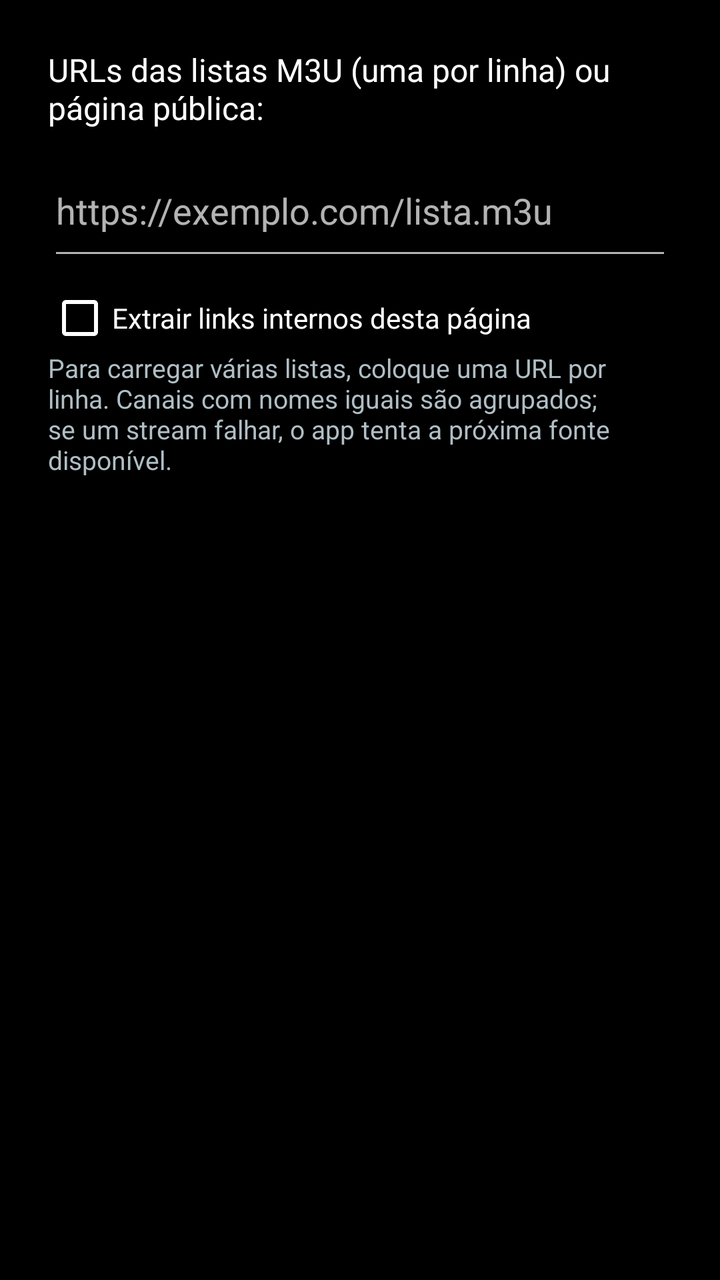
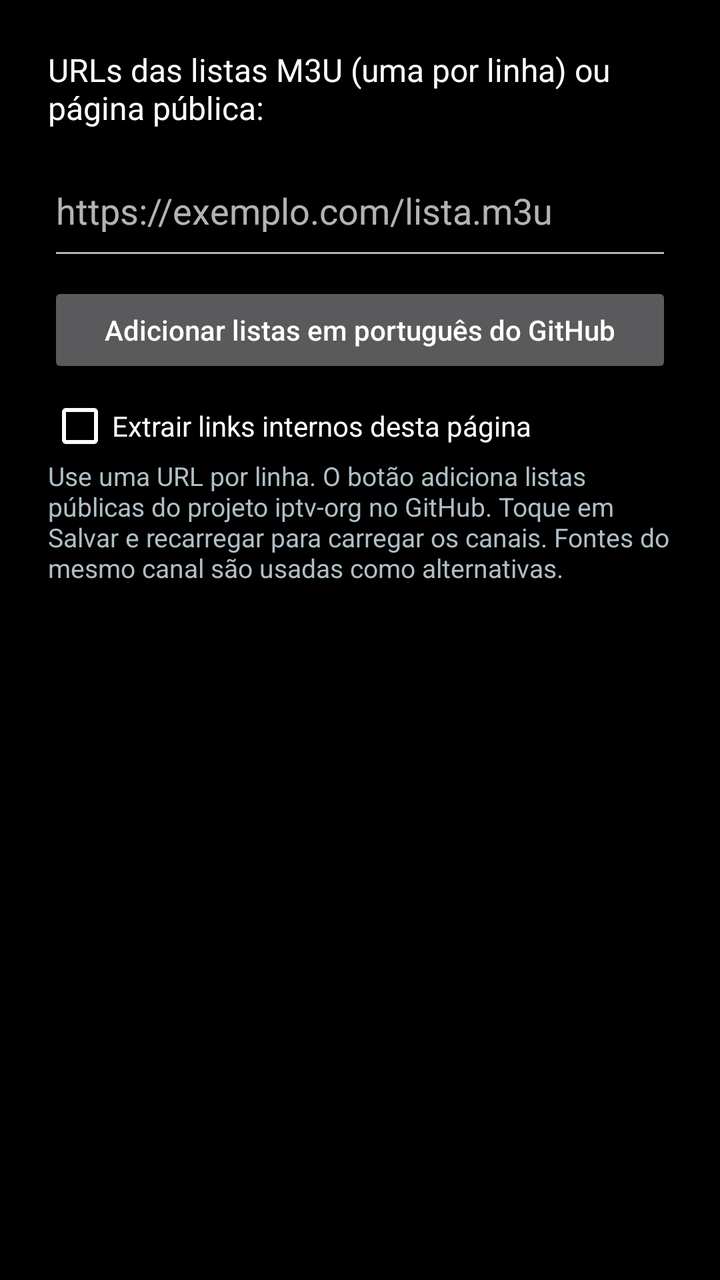

The first picture is an Android layout as it rendered before a commit; the second is the same layout after the commit. The layout source and the unified diff follow.
<!-- AndroidManifest.xml: application theme Theme.StickTV -->
<!-- res/layout/dialog_settings.xml -->
<?xml version="1.0" encoding="utf-8"?>
<LinearLayout xmlns:android="http://schemas.android.com/apk/res/android"
    android:layout_width="match_parent"
    android:layout_height="wrap_content"
    android:orientation="vertical"
    android:padding="24dp">

    <TextView
        android:layout_width="wrap_content"
        android:layout_height="wrap_content"
        android:text="URLs das listas M3U (uma por linha) ou página pública:"
        android:textColor="@color/white"
        android:textSize="16sp" />

    <EditText
        android:id="@+id/urlInput"
        android:layout_width="match_parent"
        android:layout_height="wrap_content"
        android:layout_marginTop="8dp"
        android:hint="https://exemplo.com/lista.m3u"
        android:imeOptions="actionDone|flagNoExtractUi"
        android:importantForAutofill="no"
        android:inputType="textMultiLine|textUri"
        android:minLines="2"
        android:maxLines="5"
        android:textColor="@color/white" />

    <CheckBox
        android:id="@+id/extractPageLinks"
        android:layout_width="match_parent"
        android:layout_height="wrap_content"
        android:layout_marginTop="8dp"
        android:buttonTint="@color/white"
        android:text="Extrair links internos desta página"
        android:textColor="@color/white" />

    <TextView
        android:layout_width="match_parent"
        android:layout_height="wrap_content"
        android:text="Para carregar várias listas, coloque uma URL por linha. Canais com nomes iguais são agrupados; se um stream falhar, o app tenta a próxima fonte disponível."
        android:textColor="@color/text_secondary"
        android:textSize="13sp" />

    <TextView
        android:id="@+id/settingsInfo"
        android:layout_width="wrap_content"
        android:layout_height="wrap_content"
        android:layout_marginTop="12dp"
        android:textColor="@color/text_secondary"
        android:textSize="14sp" />
</LinearLayout>
<!-- resources referenced by this layout -->
<resources>
  <color name="text_secondary">#FFB0BEC5</color>
  <color name="white">#FFFFFFFF</color>
  <style name="Theme.StickTV" parent="Theme.AppCompat.NoActionBar">
          <item name="android:windowBackground">@color/black</item>
          <item name="android:windowFullscreen">true</item>
          <item name="colorPrimary">@color/accent</item>
          <item name="colorPrimaryDark">@color/black</item>
          <item name="colorAccent">@color/accent</item>
      </style>
  <color name="black">#FF000000</color>
  <color name="accent">#FF2979FF</color>
</resources>

<!-- the commit's change to res/layout/dialog_settings.xml (unified diff, before → after) -->
@@ -8,7 +8,7 @@
     <TextView
         android:layout_width="wrap_content"
         android:layout_height="wrap_content"
-        android:text="URLs das listas M3U (uma por linha) ou página pública:"
+        android:text="URLs das listas M3U (uma por linha) ou p&#225;gina p&#250;blica:"
         android:textColor="@color/white"
         android:textSize="16sp" />
 
@@ -25,19 +25,28 @@
         android:maxLines="5"
         android:textColor="@color/white" />
 
+    <Button
+        android:id="@+id/publicListsButton"
+        android:layout_width="match_parent"
+        android:layout_height="wrap_content"
+        android:layout_marginTop="6dp"
+        android:text="Adicionar listas em portugu&#234;s do GitHub"
+        android:textAllCaps="false"
+        android:textColor="@color/white" />
+
     <CheckBox
         android:id="@+id/extractPageLinks"
         android:layout_width="match_parent"
         android:layout_height="wrap_content"
         android:layout_marginTop="8dp"
         android:buttonTint="@color/white"
-        android:text="Extrair links internos desta página"
+        android:text="Extrair links internos desta p&#225;gina"
         android:textColor="@color/white" />
 
     <TextView
         android:layout_width="match_parent"
         android:layout_height="wrap_content"
-        android:text="Para carregar várias listas, coloque uma URL por linha. Canais com nomes iguais são agrupados; se um stream falhar, o app tenta a próxima fonte disponível."
+        android:text="Use uma URL por linha. O bot&#227;o adiciona listas p&#250;blicas do projeto iptv-org no GitHub. Toque em Salvar e recarregar para carregar os canais. Fontes do mesmo canal s&#227;o usadas como alternativas."
         android:textColor="@color/text_secondary"
         android:textSize="13sp" />
 
